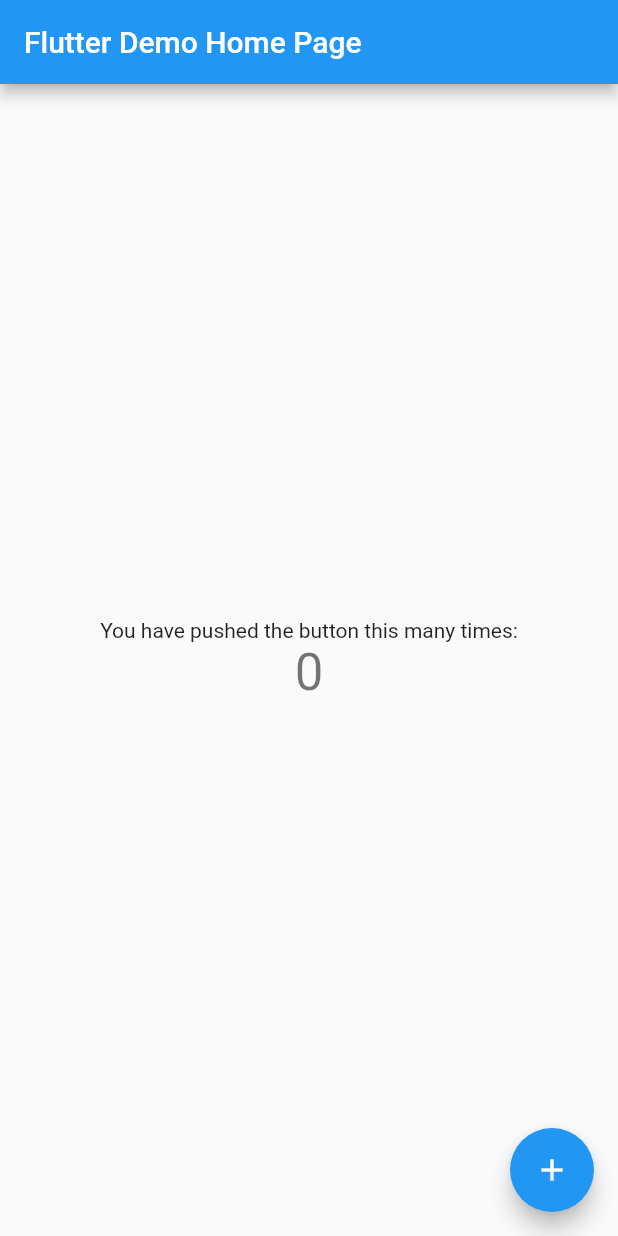
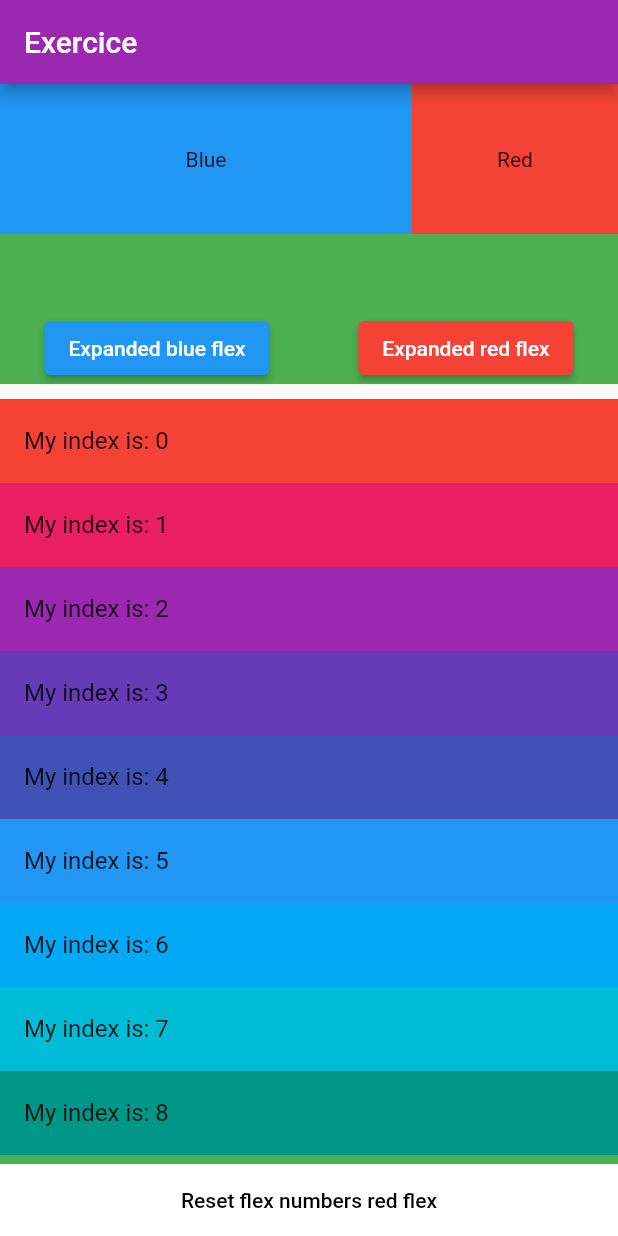
Before and after one commit to fortinjoffrey/flutter_basics_samples, a Flutter app: the screen it shows after launch, on a phone screen of 412 x 824 dp. Run offline on Flutter 3.47's test engine with Material 2 defaults, Android fonts, the phone set to English and light mode, and no system bars.

Commit message:
Add exercise-solution

```diff
--- /dev/null
+++ b/analysis_options.yaml
@@ -0,0 +1,10 @@
+include: package:lint/analysis_options.yaml
+
+analyzer:
+  strong-mode:
+    implicit-dynamic: false
+    implicit-casts: false
+  errors:
+    missing_required_param: error
+    parameter_assignments: error
+    missing_return: error
--- a/lib/main.dart
+++ b/lib/main.dart
@@ -10,55 +10,114 @@ class MyApp extends StatelessWidget {
     return MaterialApp(
       title: 'Flutter Demo',
       theme: ThemeData(
-        primarySwatch: Colors.blue,
+        primarySwatch: Colors.purple,
+        visualDensity: VisualDensity.adaptivePlatformDensity,
       ),
-      home: MyHomePage(title: 'Flutter Demo Home Page'),
+      home: const Home(),
     );
   }
 }
 
-class MyHomePage extends StatefulWidget {
-  MyHomePage({Key? key, required this.title}) : super(key: key);
-
-  final String title;
+class Home extends StatefulWidget {
+  const Home({Key? key}) : super(key: key);
 
   @override
-  _MyHomePageState createState() => _MyHomePageState();
+  _HomeState createState() => _HomeState();
 }
 
-class _MyHomePageState extends State<MyHomePage> {
-  int _counter = 0;
-
-  void _incrementCounter() {
-    setState(() {
-      _counter++;
-    });
-  }
+class _HomeState extends State<Home> {
+  int _redFlexValue = 1;
+  int _blueFlexValue = 2;
 
   @override
   Widget build(BuildContext context) {
     return Scaffold(
       appBar: AppBar(
-        title: Text(widget.title),
+        title: const Text('Exercice'),
       ),
-      body: Center(
-        child: Column(
-          mainAxisAlignment: MainAxisAlignment.center,
-          children: <Widget>[
-            Text(
-              'You have pushed the button this many times:',
+      body: Column(
+        children: [
+          SizedBox(
+            height: 100,
+            child: Row(
+              children: [
+                Expanded(
+                  flex: _blueFlexValue,
+                  child: Container(
+                    color: Colors.blue,
+                    child: const Center(child: Text('Blue')),
+                  ),
+                ),
+                Expanded(
+                  flex: _redFlexValue,
+                  child: Container(
+                    color: Colors.red,
+                    child: const Center(child: Text('Red')),
+                  ),
+                ),
+              ],
             ),
-            Text(
-              '$_counter',
-              style: Theme.of(context).textTheme.headline4,
+          ),
+          Container(
+            color: Colors.green,
+            height: 100,
+            child: Row(
+              mainAxisAlignment: MainAxisAlignment.spaceAround,
+              crossAxisAlignment: CrossAxisAlignment.end,
+              children: [
+                ElevatedButton(
+                  style: ButtonStyle(backgroundColor: MaterialStateProperty.all(Colors.blue)),
+                  onPressed: () {
+                    setState(() => _blueFlexValue++);
+                  },
+                  child: const Text('Expanded blue flex'),
+                ),
+                ElevatedButton(
+                  style: ButtonStyle(
+                    backgroundColor: MaterialStateProperty.all(Colors.red),
+                  ),
+                  onPressed: () {
+                    setState(() => _redFlexValue++);
+                  },
+                  child: const Text('Expanded red flex'),
+                ),
+              ],
             ),
-          ],
-        ),
-      ),
-      floatingActionButton: FloatingActionButton(
-        onPressed: _incrementCounter,
-        tooltip: 'Increment',
-        child: Icon(Icons.add),
+          ),
+          const SizedBox(height: 10),
+          Expanded(
+            child: ListView.builder(
+              shrinkWrap: true,
+              itemCount: 15,
+              itemBuilder: (context, index) {
+                return ListTile(
+                  title: Text('My index is: $index'),
+                  tileColor: Colors.primaries[index % Colors.primaries.length],
+                );
+              },
+            ),
+          ),
+          Container(
+            color: Colors.white,
+            child: Center(
+              child: TextButton(
+                style: ButtonStyle(
+                  foregroundColor: MaterialStateProperty.all(Colors.black),
+                ),
+                onPressed: () {
+                  setState(() {
+                    _redFlexValue = 1;
+                    _blueFlexValue = 1;
+                  });
+                },
+                child: const Text('Reset flex numbers red flex'),
+              ),
+            ),
+          )
+          // Expanded(
+          //   child: Center(child: Text('Helo')),
+          // )
+        ],
       ),
     );
   }
```
Also changed, not shown: pubspec.yaml (+3 -5 lines), pubspec.lock.
